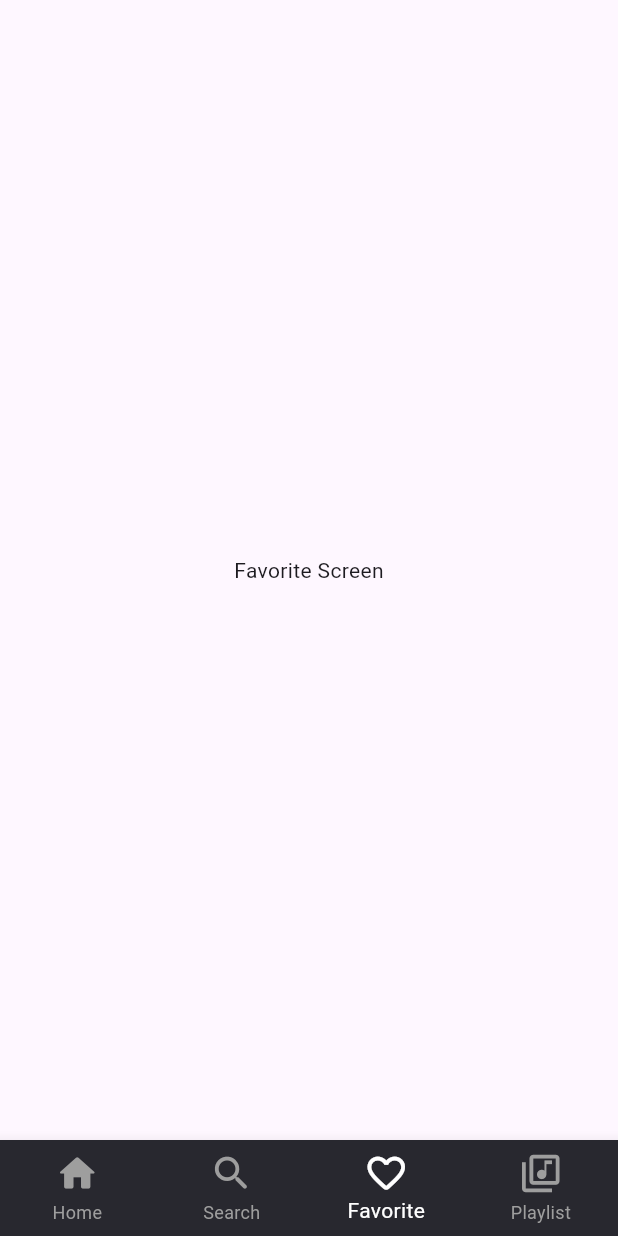
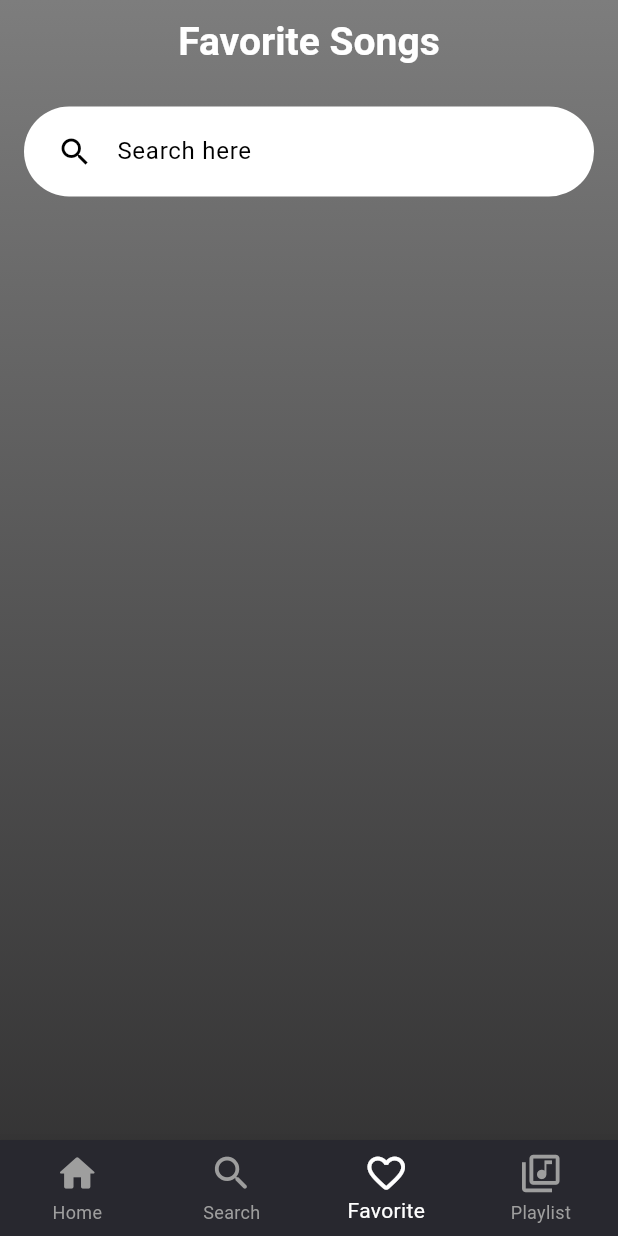
Before and after one commit to Meghanathan-P-H/-Melodia-Audio-Player, a Flutter app: the screen it shows after launch, item 3 of the bottom bar chosen, on a phone screen of 412 x 824 dp. Run offline on Flutter 3.47's test engine with Material 3 defaults, Android fonts, the phone set to English and light mode, and no system bars; our stand-ins replace on_audio_query, permission_handler.

Commit message:
two page basic design completed

```diff
--- a/lib/Screens/favorite_screen.dart
+++ b/lib/Screens/favorite_screen.dart
@@ -10,6 +10,47 @@ class ScreenFovorite extends StatefulWidget {
 class _ScreenFovoriteState extends State<ScreenFovorite> {
   @override
   Widget build(BuildContext context) {
-    return const Scaffold(body: Center(child: Text('Favorite Screen'),),);
+    return Container(
+      decoration: const BoxDecoration(
+          gradient: LinearGradient(
+              begin: Alignment.topCenter,
+              end: Alignment.bottomCenter,
+              colors: [Color(0xFF7D7D7D), Color(0xED262626)])),
+      child: Scaffold(
+        backgroundColor: Colors.transparent,
+        body: Column(
+          children: [
+            AppBar(
+              backgroundColor: Colors.transparent,
+              title: const Text('Favorite Songs',
+                  style: TextStyle(
+                      color: Colors.white,
+                      fontWeight: FontWeight.bold,
+                      fontSize: 26)),
+              centerTitle: true,
+            ),
+            const SizedBox(height: 15,),
+            Padding(
+              padding: const EdgeInsets.only(left: 16,right: 16),
+              child: Container(
+                height: 60,
+                padding: const EdgeInsets.symmetric(horizontal: 10.0,vertical: 8.0),
+                decoration: BoxDecoration(
+                    color: Colors.white, borderRadius: BorderRadius.circular(30)),
+                child: const TextField(
+                  decoration: InputDecoration(
+                      hintText: 'Search here',
+                      hintStyle: TextStyle(color: Colors.black),
+                      prefixIcon: Icon(
+                        Icons.search,
+                        color: Colors.black,
+                      ),border: InputBorder.none),
+                ),
+              ),
+            )
+          ],
+        ),
+      ),
+    );
   }
 }
--- a/pubspec.yaml
+++ b/pubspec.yaml
@@ -61,6 +61,7 @@ flutter:
     - asset/images/MelodiafontLogo.png
     - asset/images/BannerImage.jpg
     - asset/images/musicimage.png
+    - asset/images/serchscreenimagebc.png
   # An image asset can refer to one or more resolution-specific "variants", see
   # https://flutter.dev/assets-and-images/#resolution-aware
   # For details regarding adding assets from package dependencies, see
```
Also changed, not shown: lib/Screens/search_screen.dart (+59 -7 lines), asset/images/serchscreenimagebc.png (added).
